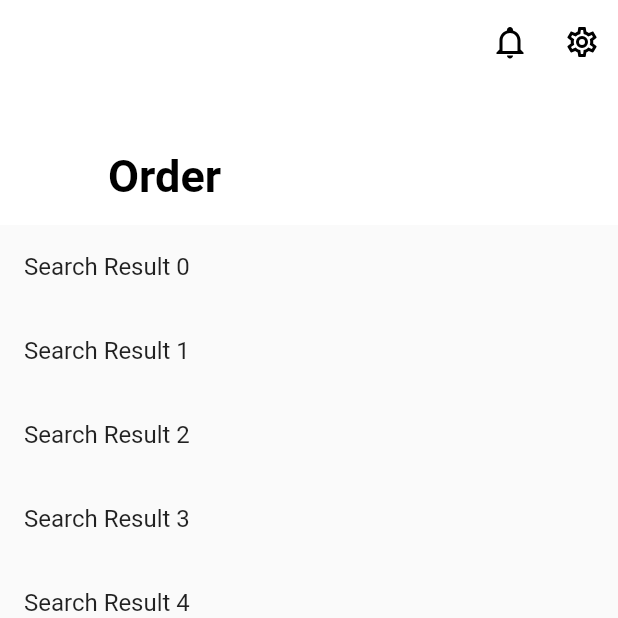
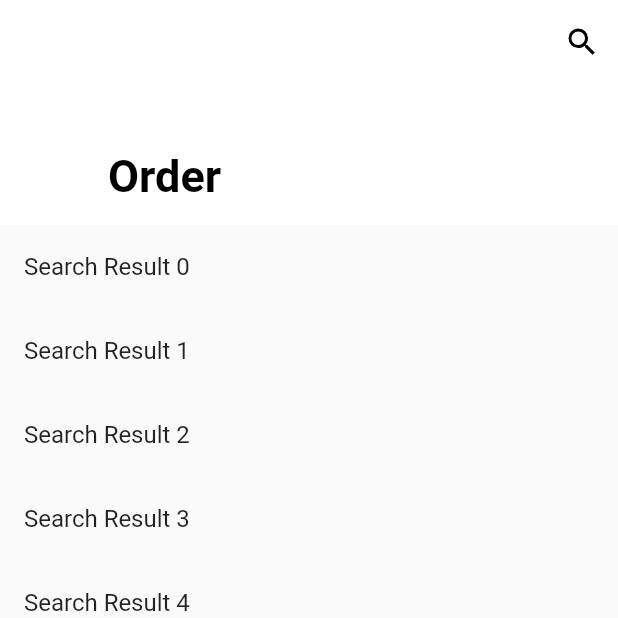
Before and after one commit to higun295/FlutterCollection, a Flutter app: the Order screen opened directly, on a phone screen of 412 x 824 dp, the top half of it. Run offline on Flutter 3.47's test engine with Material 2 defaults, Android fonts, the phone set to English and light mode, and no system bars; our stand-ins replace flutter_svg, webview_flutter.

Commit message:
20230513_4

```diff
--- a/starbucks/lib/Views/Home.dart
+++ b/starbucks/lib/Views/Home.dart
@@ -10,7 +10,10 @@ class Home extends StatelessWidget {
     return Scaffold(
         body: CustomScrollView(
           slivers: [
-            StarbucksSliverAppBar(appBarTitle: appBarTitle),
+            StarbucksSliverAppBar(
+              appBarTitle: appBarTitle,
+              appBarActions: null,
+            ),
             SliverList(
               delegate: SliverChildBuilderDelegate(
                     (context, index) {
--- a/starbucks/lib/Views/Order.dart
+++ b/starbucks/lib/Views/Order.dart
@@ -1,4 +1,5 @@
 import 'package:flutter/material.dart';
+import 'package:flutter_svg/svg.dart';
 import 'package:starbucks/Widgets/StarbucksSliverAppBar.dart';
 
 class Order extends StatelessWidget {
@@ -11,7 +12,15 @@ class Order extends StatelessWidget {
     return Scaffold(
         body: CustomScrollView(
           slivers: [
-            StarbucksSliverAppBar(appBarTitle: appBarTitle),
+            StarbucksSliverAppBar(
+              appBarTitle: appBarTitle,
+              appBarActions: [
+                IconButton(
+                  icon: SvgPicture.asset('images/magnify.svg'),
+                  onPressed: () { },
+                ),
+              ],
+            ),
             SliverList(
               delegate: SliverChildBuilderDelegate(
                     (context, index) {
--- a/starbucks/pubspec.yaml
+++ b/starbucks/pubspec.yaml
@@ -68,6 +68,7 @@ flutter:
     - images/order.svg
     - images/shop.svg
     - images/other.svg
+    - images/magnify.svg
   #   - images/a_dot_burr.jpeg
   #   - images/a_dot_ham.jpeg
 
```
Also changed, not shown: starbucks/lib/Views/Other.dart (+14 -1 lines), starbucks/lib/Widgets/StarbucksSliverAppBar.dart (+3 -13 lines), starbucks/images/magnify.svg (added).
